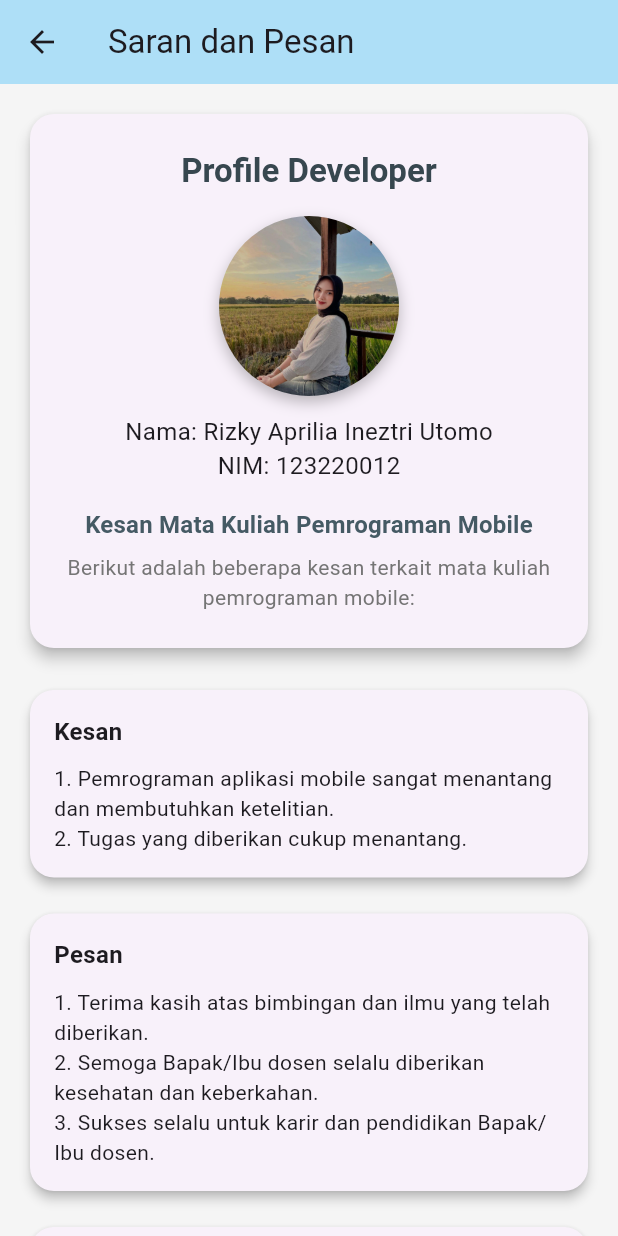
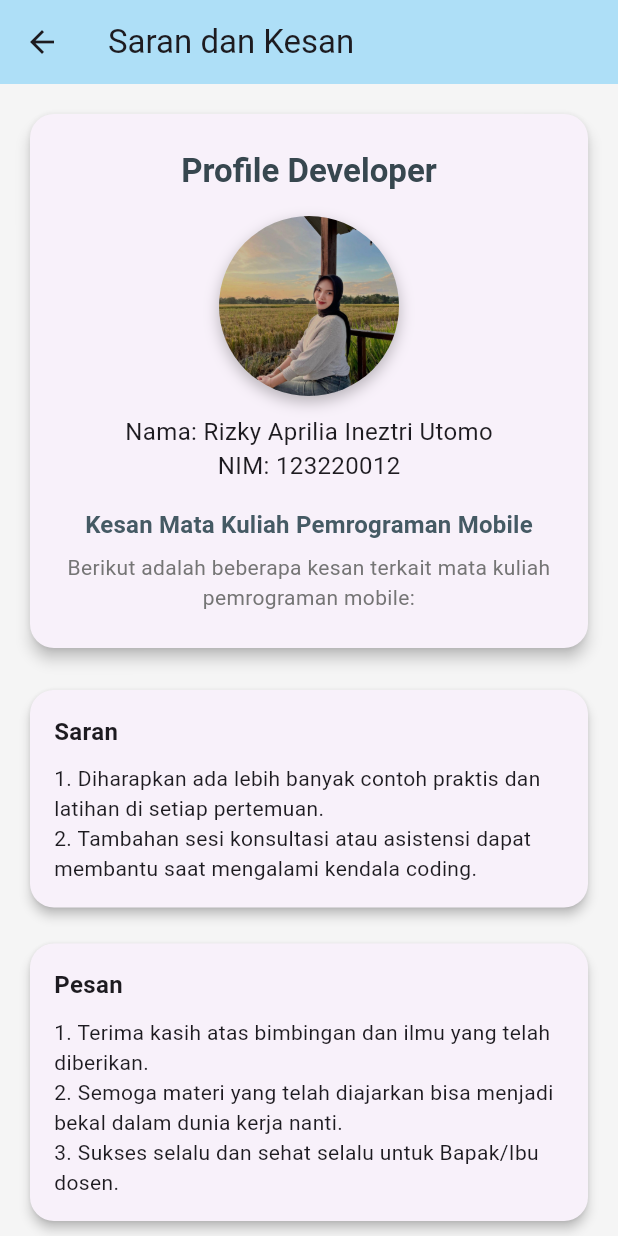
Before and after one commit to apriliainezz/projectmobile_012, a Flutter app: the ProfilePage screen opened directly, after a tap on "Saran & Kesan", on a phone screen of 412 x 824 dp. Run offline on Flutter 3.47's test engine with Material 3 defaults, Android fonts, the phone set to English and light mode, and no system bars; our stand-ins replace flutter_local_notifications, flutter_map, geolocator, hive, hive_flutter, image_picker and 5 more; accounts and stored records are empty.

Commit message:
ubah tampilan

```diff
--- a/lib/pages/cinema_map_page.dart
+++ b/lib/pages/cinema_map_page.dart
@@ -663,7 +663,7 @@ class _CinemaMapPageState extends State<CinemaMapPage> {
   Widget build(BuildContext context) {
     return Scaffold(
       appBar: AppBar(
-        title: const Text("Tempat Nonton Terdekat"),
+        title: const Text("Bioskop Terdekat"),
         backgroundColor: const Color(0xFFAEDFF7),
         elevation: 0,
       ),
--- a/lib/pages/login_page.dart
+++ b/lib/pages/login_page.dart
@@ -57,7 +57,7 @@ class _LoginPageState extends State<LoginPage>
   child: Center(
     child: Container(
       constraints: const BoxConstraints(maxWidth: 400),
-      margin: const EdgeInsets.symmetric(horizontal: 24),
+      margin: const EdgeInsets.only(top: 80, left: 24, right: 24),
       padding: const EdgeInsets.all(32),
       decoration: BoxDecoration(
         borderRadius: BorderRadius.circular(24),
@@ -120,6 +120,11 @@ class _LoginPageState extends State<LoginPage>
               children: [_buildLoginForm(), _buildRegisterForm()],
             ),
           ),
+          const SizedBox(height: 40),
+          Text(
+        "© 2025 KoreanDramaIncez",
+        style: TextStyle(color: Colors.blueGrey[600], fontSize: 12),
+      ),
         ],
       ),
     ),
--- a/lib/pages/profile_page.dart
+++ b/lib/pages/profile_page.dart
@@ -269,7 +269,7 @@ class _ProfilePageState extends State<ProfilePage> {
             // Menu Items
             _buildMenuItem(
               icon: Icons.movie_outlined,
-              title: 'Film yang Disewa',
+              title: 'Drama Korea yang Disewa',
               subtitle: 'Lihat riwayat penyewaan',
               onTap: () {
                 Navigator.push(
@@ -282,7 +282,7 @@ class _ProfilePageState extends State<ProfilePage> {
             const SizedBox(height: 12),
             _buildMenuItem(
               icon: Icons.location_on_outlined,
-              title: 'Tempat Nonton Terdekat',
+              title: 'Rekomendasi Bioskop Terdekat',
               subtitle: 'Cari bioskop di sekitar Anda',
               onTap: () {
                 Navigator.push(
--- a/lib/pages/saran_pesan_page.dart
+++ b/lib/pages/saran_pesan_page.dart
@@ -8,7 +8,7 @@ class SaranPesanPage extends StatelessWidget {
     return Scaffold(
       backgroundColor: Colors.grey[100],
       appBar: AppBar(
-        title: const Text('Saran dan Pesan'),
+        title: const Text('Saran dan Kesan'),
         backgroundColor: const Color(0xFFAEDFF7),
         elevation: 0,
       ),
@@ -85,10 +85,10 @@ class SaranPesanPage extends StatelessWidget {
 
             // Kesan
             _buildSectionCard(
-              title: 'Kesan',
+              title: 'Saran',
               content:
-                  '1. Pemrograman aplikasi mobile sangat menantang dan membutuhkan ketelitian.\n'
-                  '2. Tugas yang diberikan cukup menantang.',
+                  '1. Diharapkan ada lebih banyak contoh praktis dan latihan di setiap pertemuan.\n'
+                  '2. Tambahan sesi konsultasi atau asistensi dapat membantu saat mengalami kendala coding.',
             ),
 
             const SizedBox(height: 16),
@@ -98,8 +98,8 @@ class SaranPesanPage extends StatelessWidget {
               title: 'Pesan',
               content:
                   '1. Terima kasih atas bimbingan dan ilmu yang telah diberikan.\n'
-                  '2. Semoga Bapak/Ibu dosen selalu diberikan kesehatan dan keberkahan.\n'
-                  '3. Sukses selalu untuk karir dan pendidikan Bapak/Ibu dosen.',
+                  '2. Semoga materi yang telah diajarkan bisa menjadi bekal dalam dunia kerja nanti.\n'
+                  '3. Sukses selalu dan sehat selalu untuk Bapak/Ibu dosen.',
             ),
 
             const SizedBox(height: 16),
@@ -119,12 +119,12 @@ class SaranPesanPage extends StatelessWidget {
                     const SizedBox(height: 10),
                     const Row(
                       mainAxisAlignment: MainAxisAlignment.center,
-                      children: [
+                      children: const [
                         Icon(Icons.star, color: Colors.amber),
                         Icon(Icons.star, color: Colors.amber),
                         Icon(Icons.star, color: Colors.amber),
                         Icon(Icons.star, color: Colors.amber),
-                        Icon(Icons.star_border, color: Colors.amber),
+                        Icon(Icons.star_half, color: Colors.amber),
                       ],
                     ),
                   ],
```
